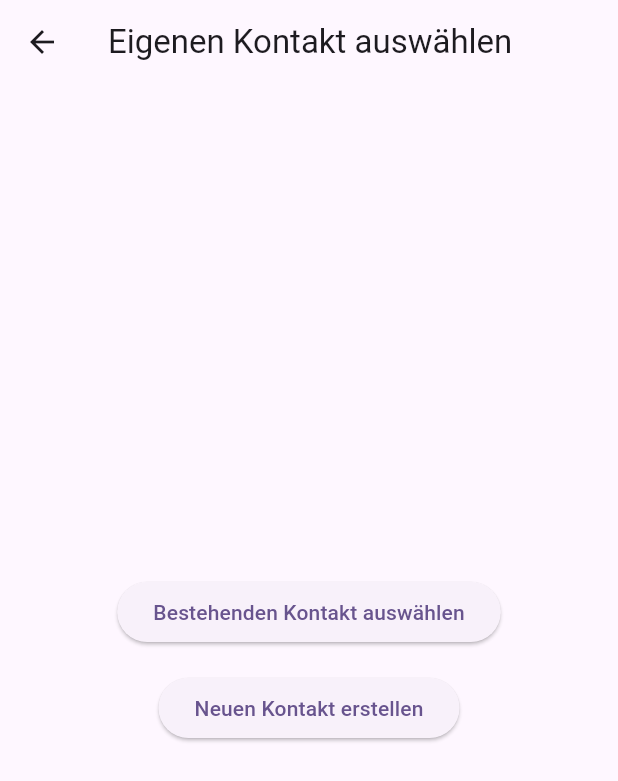
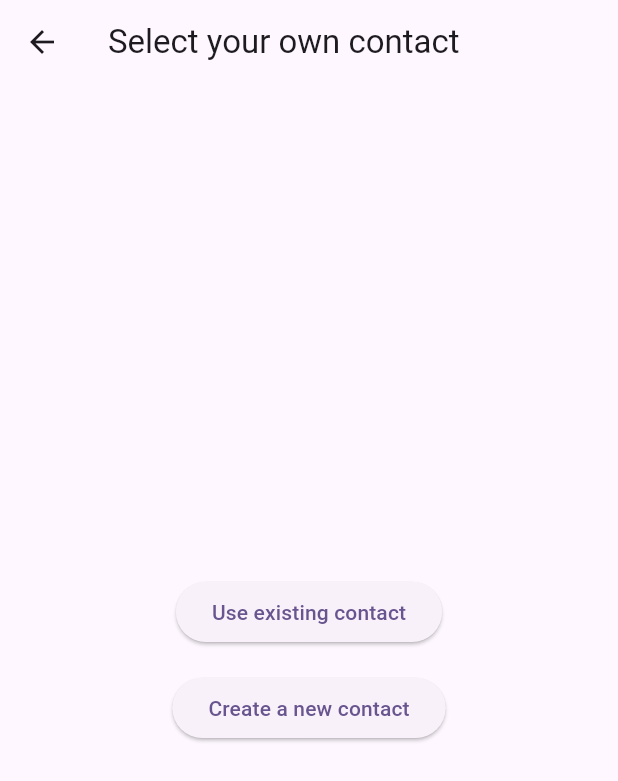
Before and after one commit to Driemtax/connect2, a Flutter app: the OwnContactView screen opened directly, on a phone screen of 412 x 824 dp. Shown: the top 781 px of the screen. Run offline on Flutter 3.47's test engine with Material 3 defaults, Android fonts, the phone set to English and light mode, and no system bars; our stand-ins replace flutter_contacts, flutter_i18n, image_picker, permission_handler, shared_preferences, sqflite; accounts and stored records are empty.

Commit message:
feat: add english i18 support for first_own_card

```diff
--- a/assets/flutter_i18n/en.json
+++ b/assets/flutter_i18n/en.json
@@ -43,5 +43,15 @@
     },
     "graph_screen":{
         "loading": "Loading..."
+    },
+    "first_own_card":{
+        "select_contact": "Select a contact",
+        "new_contact": "New contact",
+        "enter_name": "Enter name",
+        "cancel": "Cancel",
+        "save": "Save",
+        "select_own_contact": "Select your own contact",
+        "existing_contact": "Use existing contact",
+        "create_new": "Create a new contact"
     }
 }
--- a/lib/screens/first_own_card.dart
+++ b/lib/screens/first_own_card.dart
@@ -3,6 +3,7 @@ import 'package:flutter_contacts/flutter_contacts.dart';
 import 'package:connect2/services/contacts_service.dart';
 import 'package:connect2/screens/person_card_view.dart';
 import 'package:connect2/screens/own_card.dart';
+import 'package:flutter_i18n/flutter_i18n.dart';
 
 class OwnContactView extends StatefulWidget {
   const OwnContactView({super.key});
@@ -33,7 +34,7 @@ class _OwnContactViewState extends State<OwnContactView> {
       context: context,
       builder: (context) {
         return AlertDialog(
-          title: const Text('Wähle einen Kontakt'),
+          title: Text(FlutterI18n.translate(context, "first_own_card.select_contact")),
           content: SizedBox(
             width: double.maxFinite,
             child: ListView.builder(
@@ -63,11 +64,11 @@ class _OwnContactViewState extends State<OwnContactView> {
       context: context,
       builder: (BuildContext context) {
         return AlertDialog(
-          title: const Text("Neuer Kontakt"),
+          title: Text(FlutterI18n.translate(context, "first_own_card.new_contact")),
           content: TextField(
             controller: nameController,
-            decoration: const InputDecoration(
-              hintText: "Namen eingeben",
+            decoration: InputDecoration(
+              hintText: FlutterI18n.translate(context, "first_own_card.enter_name"),
             ),
           ),
           actions: [
@@ -75,7 +76,7 @@ class _OwnContactViewState extends State<OwnContactView> {
               onPressed: () {
                 Navigator.pop(context);
               },
-              child: const Text("Abbrechen"),
+              child: Text(FlutterI18n.translate(context, "first_own_card.cancel")),
             ),
             TextButton(
               onPressed: () async {
@@ -90,7 +91,7 @@ class _OwnContactViewState extends State<OwnContactView> {
                     MaterialPageRoute(builder: (context) => PersonCardView(contactId: contactId)));
                 }
               },
-              child: const Text("Speichern"),
+              child: Text(FlutterI18n.translate(context, "first_own_card.save")),
             ),
           ],
         );
@@ -113,7 +114,7 @@ class _OwnContactViewState extends State<OwnContactView> {
     // If own contact doenst exist, show buttons to select what to do
     return Scaffold(
       appBar: AppBar(
-        title: const Text('Eigenen Kontakt auswählen'),
+        title: Text(FlutterI18n.translate(context, "first_own_card.select_own_contact")),
       ),
       body: Center(
         child: Column(
@@ -121,12 +122,12 @@ class _OwnContactViewState extends State<OwnContactView> {
           children: [
             ElevatedButton(
               onPressed: _selectExistingContact,
-              child: const Text('Bestehenden Kontakt auswählen'),
+              child: Text(FlutterI18n.translate(context, "first_own_card.existing_contact")),
             ),
             const SizedBox(height: 16),
             ElevatedButton(
               onPressed: _createNewContact,
-              child: const Text('Neuen Kontakt erstellen'),
+              child: Text(FlutterI18n.translate(context, "first_own_card.create_new")),
             ),
           ],
         ),
```
